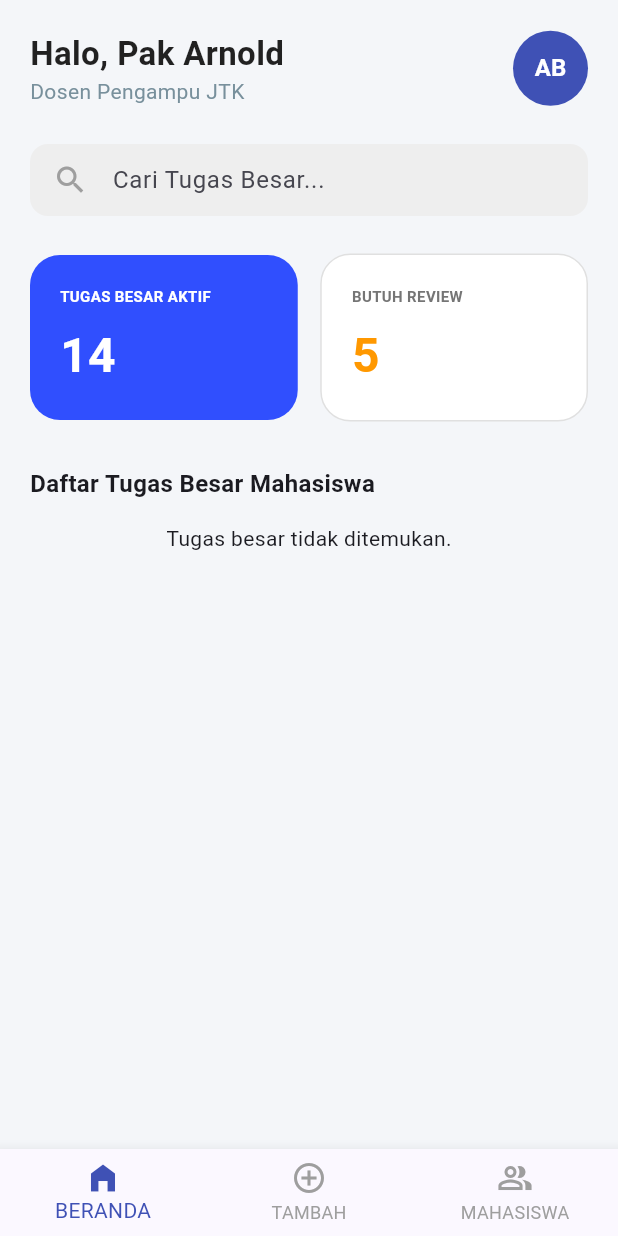
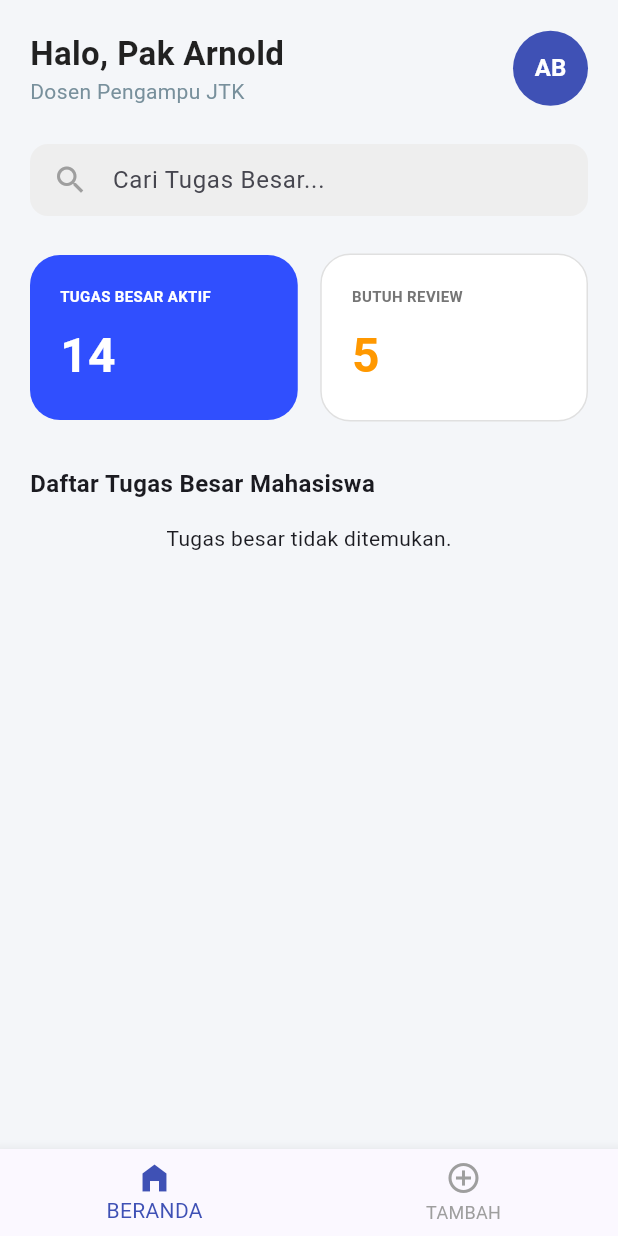
Before and after one commit to goks29/proyek4-Academic-Project-Monitoring-System, a Flutter app: the screen it shows after launch, on a phone screen of 412 x 824 dp. Run offline on Flutter 3.47's test engine with Material 3 defaults, Android fonts, the phone set to English and light mode, and no system bars; our stand-ins replace flutter_dotenv, hive, supabase_flutter; accounts and stored records are empty.

Commit message:
fix: remove feature of mahasiswa in  navigation bar view

```diff
--- a/lib/features/academic/lecturer/widgets/lecturer_bottom_nav.dart
+++ b/lib/features/academic/lecturer/widgets/lecturer_bottom_nav.dart
@@ -16,15 +16,18 @@ class LecturerBottomNav extends StatelessWidget {
       selectedItemColor: Colors.indigo,
       unselectedItemColor: Colors.grey,
       onTap: (index) async {
+        // Index 1 sekarang adalah tombol "TAMBAH"
         if (index == 1) {
-          final result = await Navigator.push(context, MaterialPageRoute(builder: (context) => const AddProjectView()));
+          final result = await Navigator.push(
+            context,
+            MaterialPageRoute(builder: (context) => const AddProjectView())
+          );
           if (result == true) onRefresh();
         }
       },
       items: const [
         BottomNavigationBarItem(icon: Icon(Icons.home_filled), label: 'BERANDA'),
         BottomNavigationBarItem(icon: Icon(Icons.add_circle_outline), label: 'TAMBAH'),
-        BottomNavigationBarItem(icon: Icon(Icons.people_alt_outlined), label: 'MAHASISWA'),
       ],
     );
   }
```
